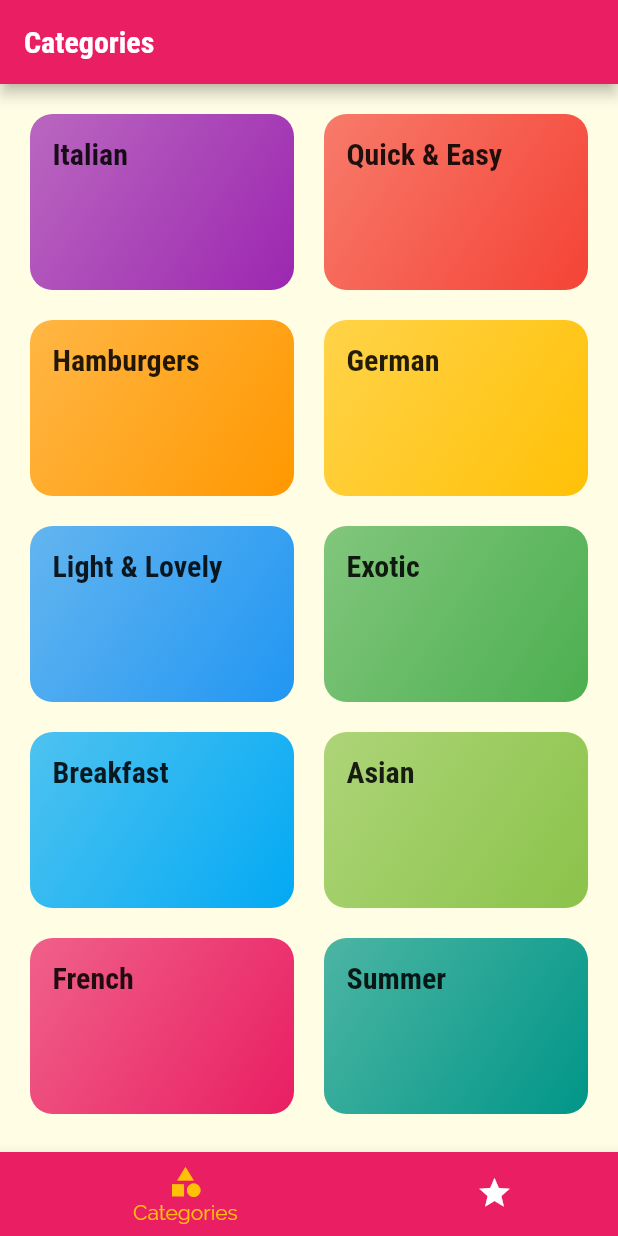
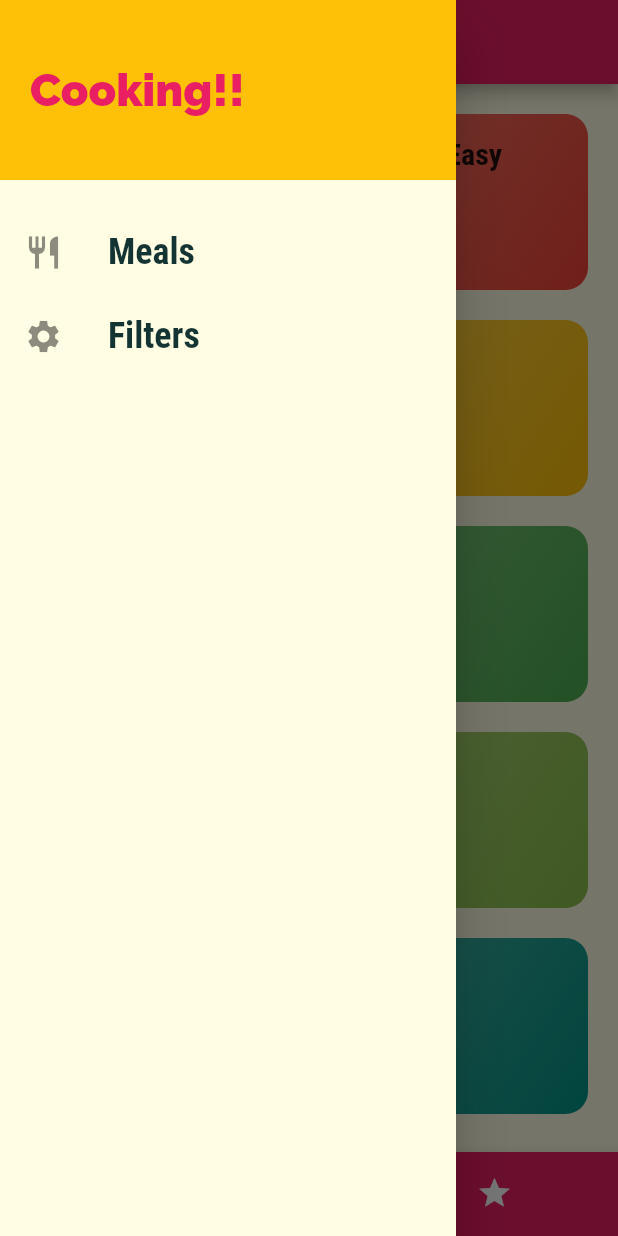
Before and after one commit to daopmdean/the-menu, a Flutter app: the screen it shows after launch, with the side drawer open (before the commit the screen has no drawer), on a phone screen of 412 x 824 dp. Run offline on Flutter 3.47's test engine with Material 2 defaults, Android fonts, the phone set to English and light mode, and no system bars.

Commit message:
main drawer

```diff
--- a/lib/screens/tabs_screen.dart
+++ b/lib/screens/tabs_screen.dart
@@ -1,6 +1,7 @@
 import 'package:flutter/material.dart';
 import 'package:the_menu/screens/categories_screen.dart';
 import 'package:the_menu/screens/favorites_screen.dart';
+import 'package:the_menu/widgets/main_drawer.dart';
 
 class TabsScreen extends StatefulWidget {
   @override
@@ -33,6 +34,7 @@ class _TabsScreenState extends State<TabsScreen> {
       appBar: AppBar(
         title: Text(_pages[_selectedIndex]['title']),
       ),
+      drawer: MainDrawer(),
       body: _pages[_selectedIndex]['page'],
       bottomNavigationBar: BottomNavigationBar(
         onTap: _selectPage,
--- /dev/null
+++ b/lib/widgets/main_drawer.dart
@@ -0,0 +1,59 @@
+import 'package:flutter/material.dart';
+
+class MainDrawer extends StatelessWidget {
+  @override
+  Widget build(BuildContext context) {
+    return Drawer(
+      child: Column(
+        children: [
+          Container(
+            height: 120,
+            width: double.infinity,
+            padding: EdgeInsets.all(20),
+            alignment: Alignment.centerLeft,
+            color: Theme.of(context).accentColor,
+            child: Text(
+              'Cooking!!',
+              style: TextStyle(
+                fontWeight: FontWeight.w900,
+                fontSize: 30,
+                color: Theme.of(context).primaryColor,
+              ),
+            ),
+          ),
+          SizedBox(
+            height: 20,
+          ),
+          buildListTile(
+            'Meals',
+            Icons.restaurant,
+            () {},
+          ),
+          buildListTile(
+            'Filters',
+            Icons.settings,
+            () {},
+          ),
+        ],
+      ),
+    );
+  }
+
+  Widget buildListTile(String title, IconData icon, Function func) {
+    return ListTile(
+      leading: Icon(
+        icon,
+        size: 26,
+      ),
+      title: Text(
+        title,
+        style: TextStyle(
+          fontFamily: 'RobotoCondensed',
+          fontSize: 24,
+          fontWeight: FontWeight.bold,
+        ),
+      ),
+      onTap: func,
+    );
+  }
+}
```
